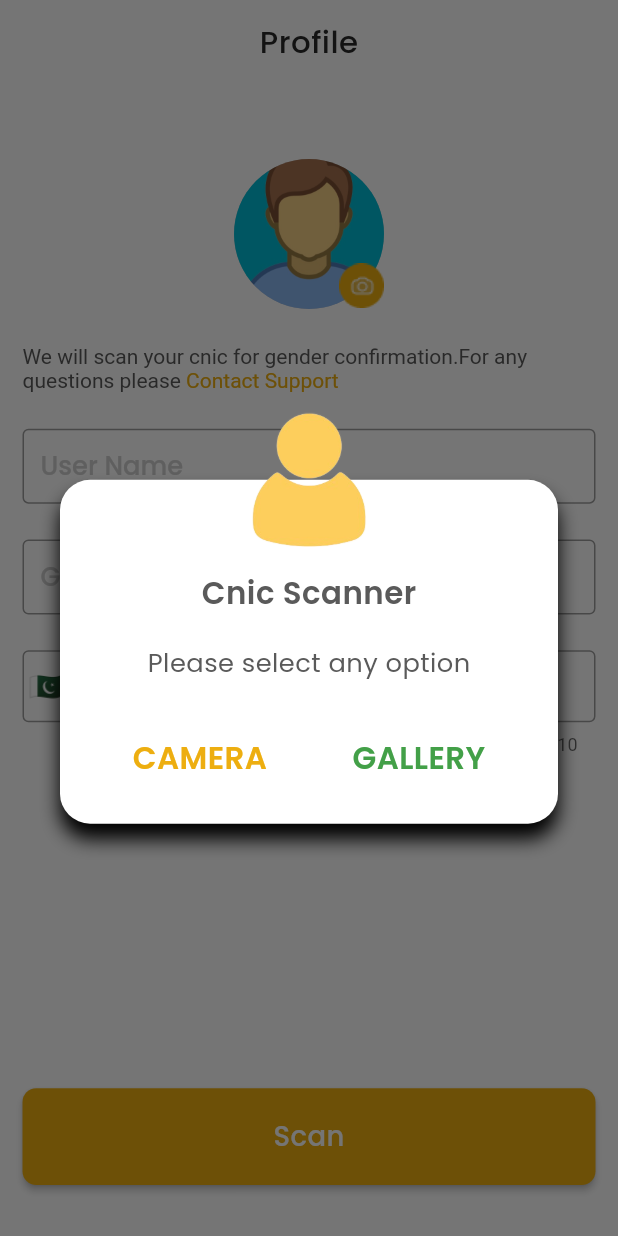
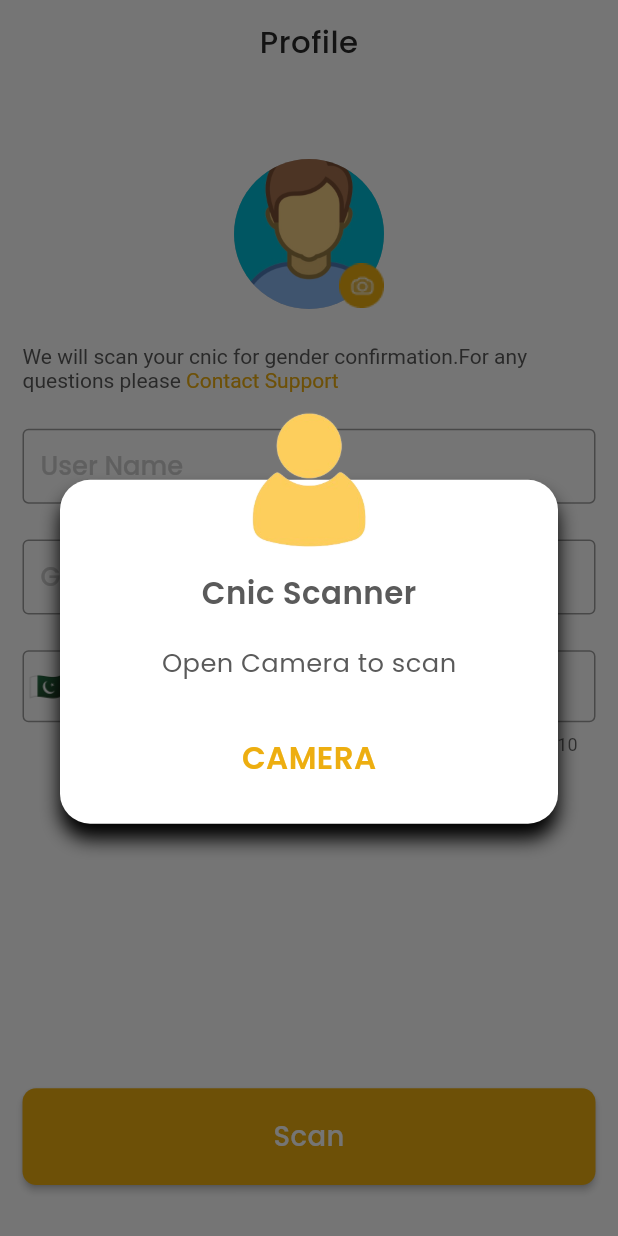
Before and after one commit to abdullah517/EasyRider, a Flutter app: the Completeprofile screen opened directly, after a tap on "Scan", on a phone screen of 412 x 824 dp. Run offline on Flutter 3.47's test engine with Material 3 defaults, Android fonts, the phone set to English and light mode, and no system bars; drawn by our look-alikes of intl_phone_field; our stand-ins replace camera, cloud_firestore, firebase_auth, firebase_core, firebase_database, firebase_messaging and 13 more; missing offline and left inert: cnic_scanner, email_otp, flutter_geofire, flutter_polyline_points, maps_toolkit; accounts and stored records are empty; project files that could hold a hidden picture were left out.

```diff
--- a/lib/Methods/drivermethods.dart
+++ b/lib/Methods/drivermethods.dart
@@ -31,6 +31,7 @@ Future<bool> checkAllFieldsExist(String userId) async {
         data.containsKey('Photo of Vehicle') &&
         data.containsKey('Vehicle Registration Frontside') &&
         data.containsKey('Vehicle Registration Backside') &&
+        data.containsKey('Vehicle_Number') &&
         data.containsKey('Transportname');
   } else {
     return false;
@@ -45,6 +46,8 @@ Future<void> checkit(String userId, BuildContext context) async {
       'Status': 'InReview',
       'Gender': myprovider.userData['Gender'],
       'Name': myprovider.userData['Username'],
+      'Email': myprovider.userData['Email'],
+      'Phonenumber': myprovider.userData['phoneNumber'],
     }, SetOptions(merge: true));
     navigateandremove(context, Driverscreen());
   } else {
--- a/lib/Providers/googleauthprovider.dart
+++ b/lib/Providers/googleauthprovider.dart
@@ -51,11 +51,6 @@ class Googleloginprovider extends ChangeNotifier {
                 cnicprovider.scanCnic(
                     ImageSource.camera, context, googleUsers, userid);
               },
-              onPressed2: () {
-                Navigator.pop(context);
-                cnicprovider.scanCnic(
-                    ImageSource.gallery, context, googleUsers, userid);
-              },
             ),
           );
         });
--- a/lib/Providers/verifyotpprovider.dart
+++ b/lib/Providers/verifyotpprovider.dart
@@ -81,9 +81,6 @@ class Verifyotpprovider extends ChangeNotifier {
           onPressed1: () {
             profilefunction(context, phoneNo, ImageSource.camera);
           },
-          onPressed2: () {
-            profilefunction(context, phoneNo, ImageSource.gallery);
-          },
           phoneno: phoneNo,
         ),
       );
--- a/lib/view/Authentication/view/Completeprofile/completeprofile.dart
+++ b/lib/view/Authentication/view/Completeprofile/completeprofile.dart
@@ -23,13 +23,12 @@ import '../../../Homepage/homepage.dart';
 
 class Completeprofile extends StatelessWidget {
   final void Function()? onPressed1;
-  final void Function()? onPressed2;
+
   final String phoneno;
   final controller = TextEditingController();
   final formkey = GlobalKey<FormState>();
   final EmailOTP myAuth = EmailOTP();
-  Completeprofile(
-      {super.key, this.onPressed1, this.onPressed2, this.phoneno = ''});
+  Completeprofile({super.key, this.onPressed1, this.phoneno = ''});
 
   Future<void> verifyemailotp(BuildContext context, String inputOTP) async {
     final prov = Provider.of<Completeprofileprovider>(context, listen: false);
@@ -39,7 +38,7 @@ class Completeprofile extends StatelessWidget {
       FirebaseFirestore.instance
           .collection('mobileusers')
           .doc(phoneno.codeUnits.join('-'))
-          .set(({'email': controller.text}), SetOptions(merge: true));
+          .set(({'Email': controller.text}), SetOptions(merge: true));
       navigateandremove(context, Homepage(phoneno: phoneno));
     } else {
       ScaffoldMessenger.of(context)
@@ -128,8 +127,7 @@ class Completeprofile extends StatelessWidget {
                         ontap: value.enabled
                             ? () async {
                                 if (value.btntxt == 'Scan') {
-                                  cnicscannerdialogue(
-                                          context, onPressed1, onPressed2)
+                                  cnicscannerdialogue(context, onPressed1)
                                       .then((v) {
                                     if (phoneno == '' &&
                                         controller.text.length < 10) {
@@ -144,7 +142,8 @@ class Completeprofile extends StatelessWidget {
                                             .instance.currentUser!.uid)
                                         .set(
                                             ({
-                                              'mobileno': '92${controller.text}'
+                                              'phoneNumber':
+                                                  '92${controller.text}'
                                             }),
                                             SetOptions(merge: true));
                                     navigateandremove(
--- a/lib/view/Authentication/view/Driver/driverridescreen.dart
+++ b/lib/view/Authentication/view/Driver/driverridescreen.dart
@@ -71,7 +71,9 @@ class DriverRideScreen extends StatelessWidget {
 
   @override
   Widget build(BuildContext context) {
-    return Scaffold(
+    return WillPopScope(
+      onWillPop: () async => false,
+      child: Scaffold(
         body: Stack(
           children: [
             Consumer<DriverRideProivder>(
@@ -245,6 +247,7 @@ class DriverRideScreen extends StatelessWidget {
             ),
           ],
         ),
+      ),
     );
   }
 }
--- a/lib/view/Dialogueboxes/cnicscanner_dialog.dart
+++ b/lib/view/Dialogueboxes/cnicscanner_dialog.dart
@@ -6,13 +6,14 @@ import 'package:ridemate/widgets/spacing.dart';
 Future<void> cnicscannerdialogue(
   BuildContext context,
   void Function()? onPressed1,
-  void Function()? onPressed2,
 ) {
   return showDialog(
       barrierDismissible: false,
       context: context,
       builder: (context) {
-        return Dialog(
+        return WillPopScope(
+          onWillPop: () async => false,
+          child: Dialog(
             shape: RoundedRectangleBorder(
               borderRadius: BorderRadius.circular(20),
             ),
@@ -49,31 +50,21 @@ Future<void> cnicscannerdialogue(
                       ),
                       addVerticalspace(height: 15),
                       const CustomText(
-                      title: 'Please select any option',
+                        title: 'Open Camera to scan',
                         fontSize: 15,
                         color: Appcolors.neutralgrey700,
                       ),
                       addVerticalspace(height: 22),
-                    Row(
-                      mainAxisAlignment: MainAxisAlignment.spaceAround,
-                      children: [
-                        TextButton(
+                      Center(
+                        child: TextButton(
                           onPressed: onPressed1,
                           child: const CustomText(
                             title: 'CAMERA',
                             fontSize: 18,
                             color: Appcolors.primaryColor,
                             fontWeight: FontWeight.w600,
-                            )),
-                        TextButton(
-                            onPressed: onPressed2,
-                            child: const CustomText(
-                              title: 'GALLERY',
-                              fontSize: 18,
-                              color: Appcolors.successColor,
-                              fontWeight: FontWeight.w600,
-                            )),
-                      ],
+                          ),
+                        ),
                       ),
                     ],
                   ),
@@ -89,6 +80,7 @@ Future<void> cnicscannerdialogue(
                 ),
               ],
             ),
+          ),
         );
       });
 }
--- a/lib/view/Homepage/components/rides.dart
+++ b/lib/view/Homepage/components/rides.dart
@@ -114,6 +114,7 @@ class _RidesState extends State<Rides> {
           'driverid': driverid,
           'drivername': doc['Name'],
           'carname': doc['Transportname'],
+          'carnumber': doc['Vehicle_Number'],
         }),
         SetOptions(merge: true));
   }
--- a/lib/view/Splashscreen/splash.dart
+++ b/lib/view/Splashscreen/splash.dart
@@ -44,11 +44,6 @@ class Splashscreen extends StatelessWidget {
               cnicprovider.scanCnic(ImageSource.camera, context, users,
                   FirebaseAuth.instance.currentUser!.uid);
             },
-            onPressed2: () {
-              Navigator.pop(context);
-              cnicprovider.scanCnic(ImageSource.gallery, context, users,
-                  FirebaseAuth.instance.currentUser!.uid);
-            },
           ),
         );
       }
@@ -68,10 +63,6 @@ class Splashscreen extends StatelessWidget {
             onPressed1: () {
               verifyprovider.profilefunction(
                   context, phoneNo, ImageSource.camera);
-            },
-            onPressed2: () {
-              verifyprovider.profilefunction(
-                  context, phoneNo, ImageSource.gallery);
             },
             phoneno: phoneNo,
           ),
--- a/pubspec.yaml
+++ b/pubspec.yaml
@@ -70,6 +70,7 @@ dependencies:
 
 
 
+
 dev_dependencies:
   flutter_test:
     sdk: flutter
```
Also changed, not shown: lib/view/Authentication/view/Driver/driverscreen.dart (+30 -18 lines), lib/view/Authentication/view/Driver/statictoggleswitch.dart (added, +48 -0 lines), lib/view/Homepage/components/sidemenubar.dart (+3 -25 lines), lib/view/Homepage/homepage.dart (+8 -4 lines), lib/view/RideHistory/ridehistory11.dart (+34 -24 lines), pubspec.lock. Lines whose indentation alone changed are shown as unchanged.
